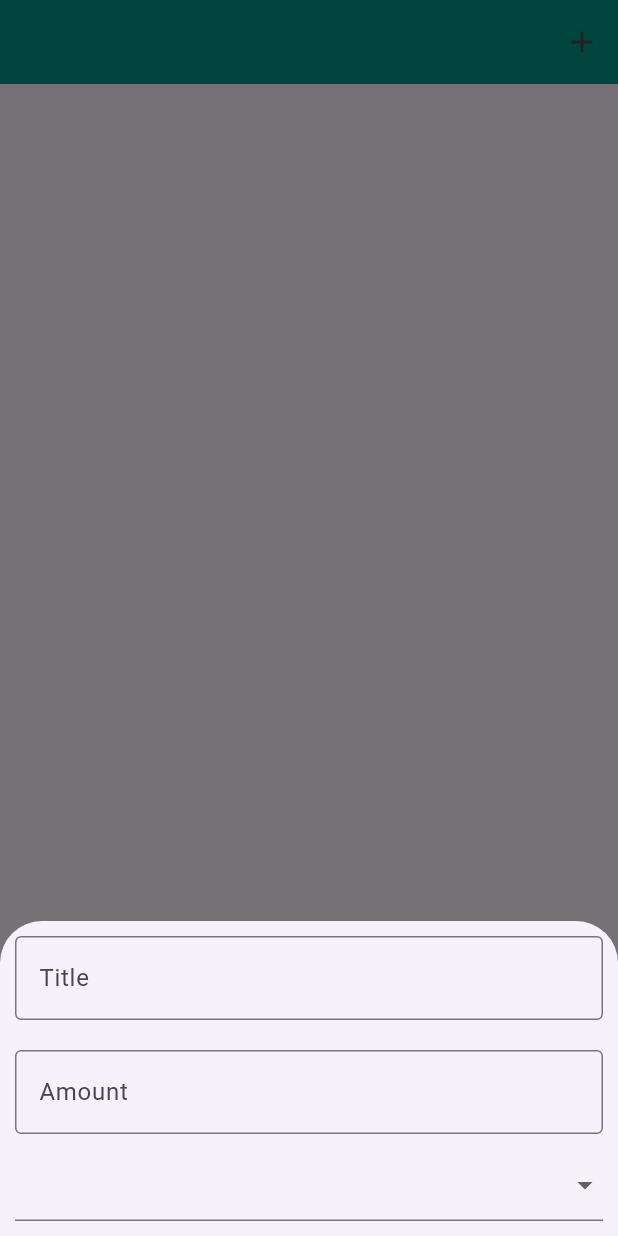
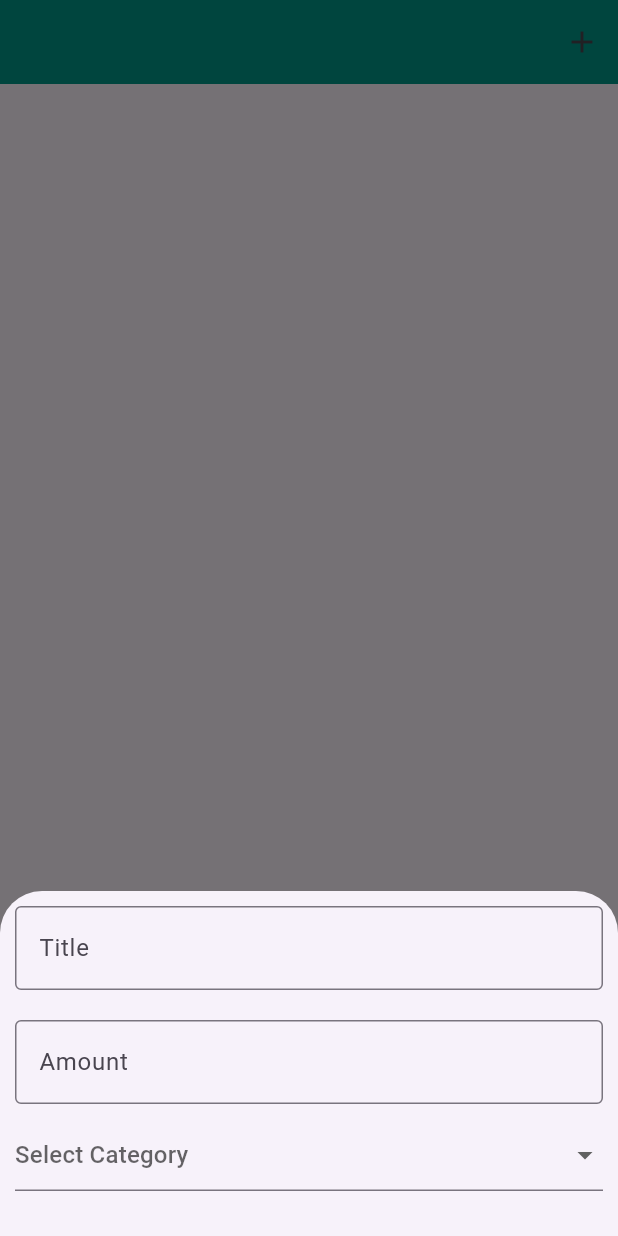
Before and after one commit to sfrabby/Practice, a Flutter app: the screen it shows after launch, after a tap on the "add" icon, on a phone screen of 412 x 824 dp. Run offline on Flutter 3.47's test engine with Material 3 defaults, Android fonts, the phone set to English and light mode, and no system bars; our stand-ins replace device_preview, responsive_grid.

Commit message:
UI UPdate

```diff
--- a/lib/Expanse Tracker/UI.dart
+++ b/lib/Expanse Tracker/UI.dart
@@ -1,55 +1,91 @@
 import 'package:flutter/material.dart';
 
-class expanse extends StatefulWidget {
-  const expanse({super.key});
+// Dart এর নিয়ম অনুযায়ী ক্লাস এর নাম বড় হাতের অক্ষরে (Expanse) করা হয়েছে
+class Expanse extends StatefulWidget {
+  const Expanse({super.key});
 
   @override
-  State<expanse> createState() => _expanseState();
+  State<Expanse> createState() => _ExpanseState();
 }
 
-class _expanseState extends State<expanse> {
-  final List<String> categoryList = ['food', 'transport' , 'bills'];
-  void showFrom (){
-    String selectedValue = '';
-    showModalBottomSheet(context: context, builder: (context) {
+class _ExpanseState extends State<Expanse> {
+  final List<String> categoryList = ['food', 'transport', 'bills'];
+
+  // সিলেক্টেড ভ্যালু ট্র্যাক করার জন্য ভেরিয়েবল
+  String? selectedValue;
+
+  void showFrom() {
+    showModalBottomSheet(
+      context: context,
+      isScrollControlled: true, // কিবোর্ড আসলে যেন ফর্মটি ওপরে উঠে যায়
+      builder: (context) {
+        // StatefulBuilder ব্যবহার করা হয়েছে যাতে মডালের ভেতরের স্টেট আপডেট করা যায়
+        return StatefulBuilder(
+          builder: (BuildContext context, StateSetter setModalState) {
             return Padding(
-        padding: const EdgeInsets.all(10.0),
+              // কিবোর্ডের কারণে যেন ফর্ম ঢেকে না যায়, সেজন্য নিচের প্যাডিং ডাইনামিক করা হয়েছে
+              padding: EdgeInsets.only(
+                top: 10,
+                left: 10,
+                right: 10,
+                bottom: MediaQuery.of(context).viewInsets.bottom + 10,
+              ),
               child: Column(
                 mainAxisSize: MainAxisSize.min,
                 children: [
-            TextField(
+                  const TextField(
                     decoration: InputDecoration(
                       labelText: "Title",
-                border: OutlineInputBorder(
-                )
+                      border: OutlineInputBorder(),
                     ),
                   ),
-            SizedBox(height: 20,),
-            TextField(
+                  const SizedBox(height: 20),
+                  const TextField(
+                    keyboardType: TextInputType.number, // টাকার পরিমাণের জন্য নম্বর কিবোর্ড
                     decoration: InputDecoration(
                       labelText: "Amount",
-                  border: OutlineInputBorder(
-                  )
+                      border: OutlineInputBorder(),
                     ),
                   ),
-            SizedBox(height: 10,),
-            DropdownButtonFormField(items: categoryList.map((e)=> DropdownMenuItem(value:  categoryList, child: Text("Category"))).toList(), onChanged: (value) {
-              selectedValue = value! as String;
-            },)
-
+                  const SizedBox(height: 10),
+                  DropdownButtonFormField<String>(
+                    value: selectedValue, // বর্তমান সিলেক্টেড ভ্যালু
+                    hint: const Text("Select Category"), // শুরুতে যা দেখাবে
+                    items: categoryList.map((String category) {
+                      return DropdownMenuItem<String>(
+                        value: category,
+                        child: Text(category), // এখানে ক্যাটাগরির আসল নাম দেখাবে
+                      );
+                    }).toList(),
+                    onChanged: (value) {
+                      // setModalState ব্যবহার করে মডালের ভেতরের UI আপডেট করা হচ্ছে
+                      setModalState(() {
+                        selectedValue = value;
+                      });
+                    },
+                  ),
+                  const SizedBox(height: 20),
                 ],
               ),
             );
-    },);
+          },
+        );
+      },
+    );
   }
+
   @override
   Widget build(BuildContext context) {
     return Scaffold(
       appBar: AppBar(
         backgroundColor: Colors.teal,
-        actions: [IconButton(onPressed: (){setState(() {
-          showFrom();
-        });}, icon:Icon(Icons.add))],
+        // মডাল ওপেন করার জন্য বাইরে setState দরকার নেই, সরাসরি ফাংশন কল করলেই হবে
+        actions: [
+          IconButton(
+            onPressed: showFrom,
+            icon: const Icon(Icons.add),
+          )
+        ],
       ),
     );
   }
--- a/lib/main.dart
+++ b/lib/main.dart
@@ -24,7 +24,7 @@ class MyApp extends StatelessWidget {
   Widget build(BuildContext context) {
     return MaterialApp(
       debugShowCheckedModeBanner: false,
-      home:  expanse(),
+      home:  Expanse(),
     );
   }
 }
```
Lines whose indentation alone changed are shown as unchanged.
